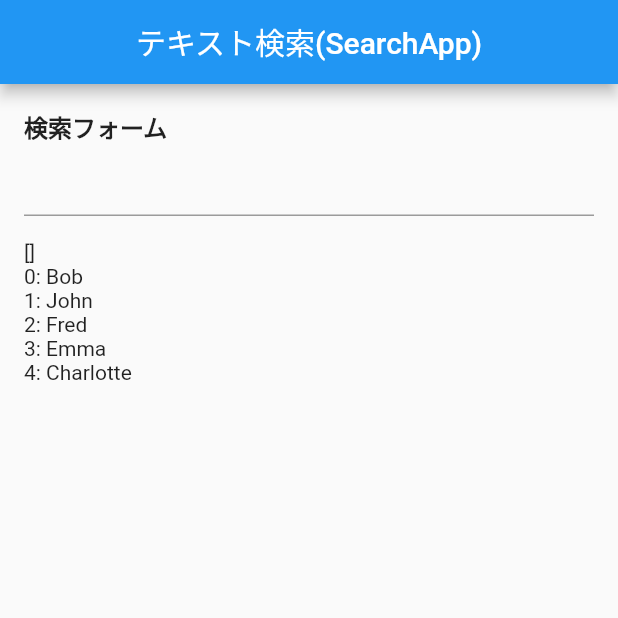
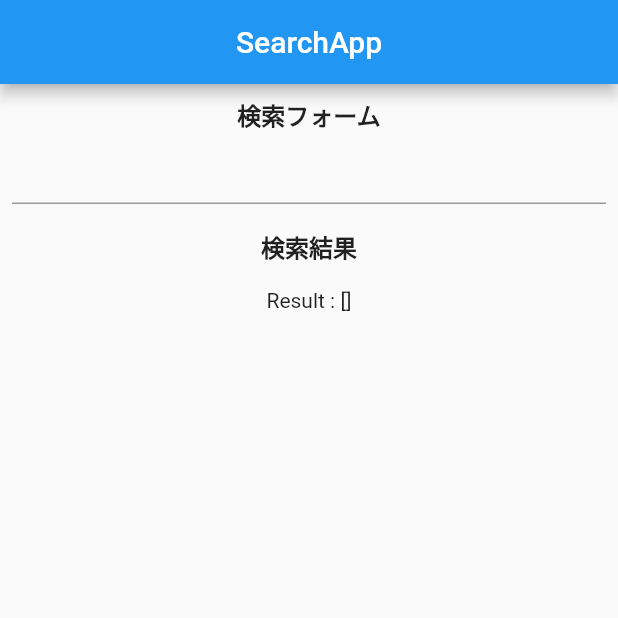
Before and after one commit to SyuMurase/test_cathub, a Flutter app: the SearchScreen screen opened directly, on a phone screen of 412 x 824 dp, the top half of it. Run offline on Flutter 3.47's test engine with Material 2 defaults, Android fonts, the phone set to English and light mode, and no system bars; our stand-ins replace cloud_firestore, firebase_core, shared_preferences; accounts and stored records are empty.

Commit message:
chatfanction add dart

```diff
--- a/lib/SearchList.dart
+++ b/lib/SearchList.dart
@@ -1,18 +1,7 @@
 import 'package:flutter/material.dart';
 
-class SearchApp extends StatelessWidget {
-  const SearchApp({Key? key}) : super(key: key);
-
-
-  @override
-  Widget build(BuildContext context) {
-    return  const MaterialApp(
-      home: SearchScreen(),
-    );
-  }
-}
 class SearchScreen extends StatefulWidget {
-  const SearchScreen({Key? key}) : super(key: key);
+  const SearchScreen({super.key});
 
   @override
   State<SearchScreen> createState() => _SearchScreenState();
@@ -20,29 +9,17 @@ class SearchScreen extends StatefulWidget {
 
 class _SearchScreenState extends State<SearchScreen> {
   static const searchDelayMillSec = 1000;
-  List<String> _namelist = ['Bob', 'John', 'Fred', 'Emma', 'Charlotte'];
+  static const nameList = ['Bob', 'John', 'Fred', 'Emma', 'Charlotte'];
   List<String> searchedNames = [];
   DateTime _lastChangedDate = DateTime.now();
-
-  Widget _defaultListView() {
-    return ListView.builder(
-      itemCount: _namelist.length,
-      itemBuilder: (context, index) {
-        return Card(
-          child: ListTile(
-            title: Text(_namelist[index])
-          )
-        );
-      }
-    );
-  }
 
   void search(String text) {
     setState(() {
       if (text.trim().isEmpty) {
         searchedNames = [];
       } else {
-        searchedNames = _namelist.where((element) => element.contains(text)).toList();
+        searchedNames =
+            nameList.where((element) => element.contains(text)).toList();
       }
     });
   }
@@ -50,7 +27,8 @@ class _SearchScreenState extends State<SearchScreen> {
   void delayedSearch(String text) {
     Future.delayed(const Duration(milliseconds: searchDelayMillSec), () {
       final nowDate = DateTime.now();
-      if (nowDate.difference(_lastChangedDate).inMilliseconds > searchDelayMillSec) {
+      if (nowDate.difference(_lastChangedDate).inMilliseconds >
+          searchDelayMillSec) {
         _lastChangedDate = nowDate;
         search(text);
       }
@@ -62,31 +40,21 @@ class _SearchScreenState extends State<SearchScreen> {
   @override
   Widget build(BuildContext context) {
     return Scaffold(
-      appBar: AppBar(title: Text('テキスト検索(SearchApp)'), centerTitle: true),
+      appBar: AppBar(title: Text('SearchApp'), centerTitle: true,),
       body: Padding(
-        padding: const EdgeInsets.all(16),
+        padding: const EdgeInsets.all(8.0),
         child: Column(
-          crossAxisAlignment: CrossAxisAlignment.start,
           children: [
-            Text('検索フォーム', style: TextStyle(fontSize: 16, fontWeight: FontWeight.bold)),
+            Text("検索フォーム", style: TextStyle(fontSize: 16, fontWeight: FontWeight.bold),),
             TextField(
               onChanged: delayedSearch,
               decoration: InputDecoration(contentPadding: EdgeInsets.symmetric(horizontal: 16)),
             ),
             const SizedBox(height: 16),
-            // Text('検索結果', style: TextStyle(fontSize: 16, fontWeight: FontWeight.bold)),
-            // const SizedBox(height: 16),
-            Text('${searchedNames.toString()}'),
-            Flexible(child: ListView.builder(
-              itemCount:_namelist.length,
-              itemBuilder: (BuildContext context,int index) {
-                return(Text("$index: " + _namelist[index]));
-              }
-            ),
-            ),
-          ],
-        ),
-      ),
-    );
+            Text('検索結果', style: TextStyle(fontSize: 16, fontWeight: FontWeight.bold)),
+            const SizedBox(height: 16),
+            Text('Result : ${searchedNames.toString()}')
+        ],)
+    ));
   }
 }
--- a/lib/model/talk_room.dart
+++ b/lib/model/talk_room.dart
@@ -5,8 +5,8 @@ import 'package:bottom_nav/model/user.dart';
 class TalkRoom {
   String roomId;
   User talkUser;
-  String laseMessage;
+  String? laseMessage;
 
   TalkRoom(
-      {required this.roomId, required this.talkUser, this.laseMessage = ''});
+      {required this.roomId, required this.talkUser, this.laseMessage});
 }
```
Also changed, not shown: lib/firebase/room_firestore.dart (+33 -2 lines), lib/firebase/user_fanction.dart (+16 -0 lines), lib/main.dart (+14 -13 lines).
